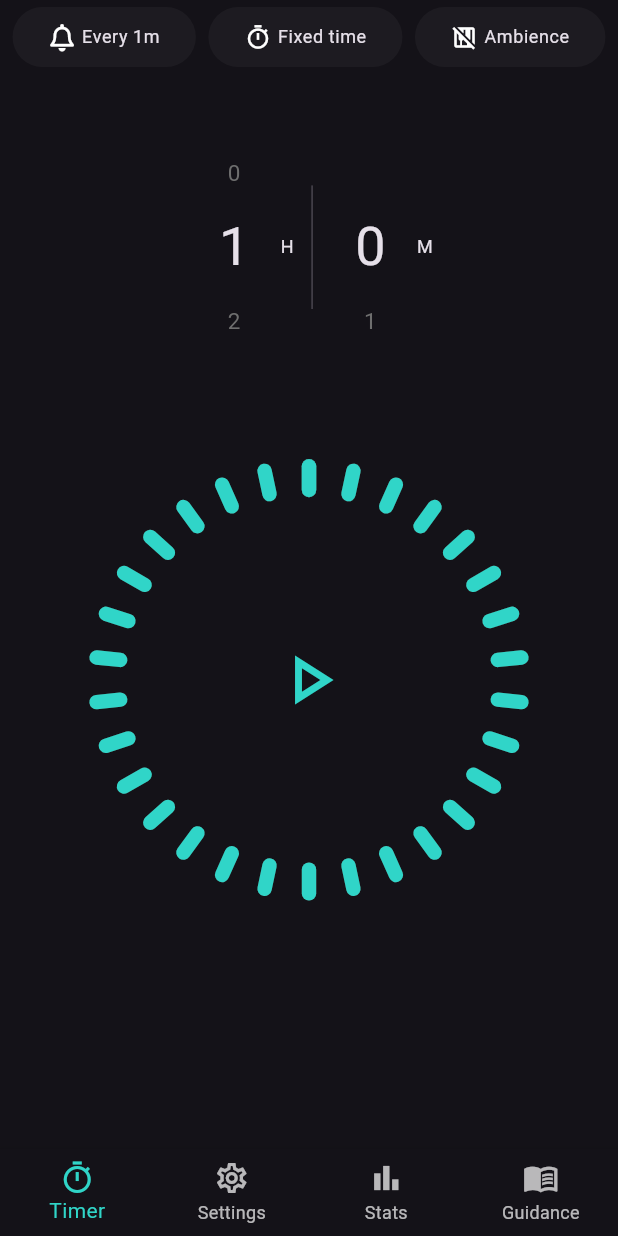
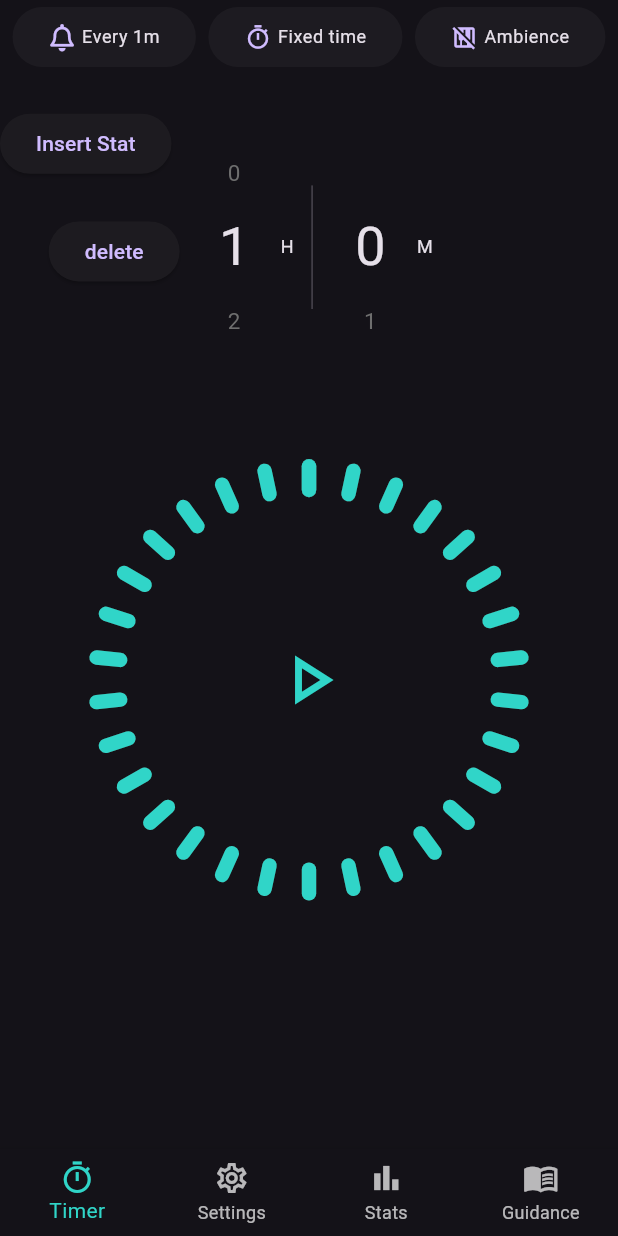
Before and after one commit to Kerandon/chime, a Flutter app: the screen it shows after launch, on a phone screen of 412 x 824 dp. Run offline on Flutter 3.47's test engine with Material 2 defaults, Android fonts, the light colour scheme and no system bars; drawn by our look-alikes of flutter_animate, numberpicker; our stand-ins replace equatable, firebase_core, fl_chart, flutter_native_splash, font_awesome_flutter, hooks_riverpod and 3 more; accounts and stored records are empty.

Commit message:
stats line fix

```diff
--- a/lib/configs/themes/custom_app_theme.dart
+++ b/lib/configs/themes/custom_app_theme.dart
@@ -12,7 +12,7 @@ class CustomAppTheme {
       secondaryHeaderColor: AppColors.grey,
       outlinedButtonTheme: OutlinedButtonThemeData(
         style: OutlinedButton.styleFrom(
-          foregroundColor: Colors.white,
+          // foregroundColor: Colors.white,
           side: const BorderSide(
             color: Colors.white
           )
--- a/lib/enums/prefs.dart
+++ b/lib/enums/prefs.dart
@@ -9,12 +9,15 @@ enum Prefs {
 
   colorTheme,
   countdownIsOn,
-  themeBrightness,
+
 
   hideClock,
+
+  isOpenSession,
 
   timeCountdown,
   timeTotal,
   timeUnlimited,
+  themeBrightness,
 
 }
--- a/lib/main.dart
+++ b/lib/main.dart
@@ -73,6 +73,7 @@ class _ChimeAppState extends ConsumerState<ChimeApp> {
           WidgetsBinding.instance.addPostFrameCallback(
             (timeStamp) {
               if (!_prefsUpdated) {
+                notifier.setOpenSession(prefsModel.isOpenSession);
                 notifier.setTotalTimeAfterRestart(prefsModel.totalTime);
                 notifier.setTotalCountdownTime(prefsModel.totalCountdown);
                 notifier.setCountdownIsOn(prefsModel.countdownIsOn);
--- a/lib/models/prefs_model.dart
+++ b/lib/models/prefs_model.dart
@@ -4,6 +4,7 @@ import '../enums/app_color_themes.dart';
 import '../enums/prefs.dart';
 
 class PrefsModel {
+  final bool isOpenSession;
 
   final int totalTime;
   final int totalCountdown;
@@ -23,6 +24,7 @@ class PrefsModel {
   final bool brightness;
 
   PrefsModel({
+    required this.isOpenSession,
     required this.totalTime,
     required this.totalCountdown,
     required this.countdownIsOn,
@@ -38,6 +40,7 @@ class PrefsModel {
   });
 
   factory PrefsModel.fromListMap(List<Map<String, dynamic>> listMap) {
+    bool isOpenSession = false;
     int totalTime = 60;
     int timeCountdown = 5;
     bool countdownIsOn = true;
@@ -54,6 +57,15 @@ class PrefsModel {
     for (int i = 0; i < listMap.length; i++) {
       String prefKey = listMap[i].entries.elementAt(0).value;
 
+      if (prefKey == Prefs.isOpenSession.name) {
+        final value = listMap[i].entries.elementAt(1).value;
+        if (value == 0) {
+          isOpenSession = false;
+        } else {
+          isOpenSession = true;
+        }
+      }
+
       if (prefKey == Prefs.timeTotal.name) {
         totalTime = listMap[i].entries.elementAt(1).value;
       }
@@ -62,14 +74,13 @@ class PrefsModel {
         timeCountdown = listMap[i].entries.elementAt(1).value;
       }
 
-      if(prefKey == Prefs.countdownIsOn.name){
+      if (prefKey == Prefs.countdownIsOn.name) {
         final value = listMap[i].entries.elementAt(1).value;
-        if(value == 0){
+        if (value == 0) {
           countdownIsOn = false;
-        }else{
+        } else {
           countdownIsOn = true;
         }
-
       }
 
       if (prefKey == Prefs.ambienceSelected.name) {
@@ -110,12 +121,13 @@ class PrefsModel {
             orElse: () => AppColorTheme.turquoise);
       }
 
-      if(prefKey == Prefs.themeBrightness.name){
+      if (prefKey == Prefs.themeBrightness.name) {
         brightness = listMap[i].entries.elementAt(1).value;
       }
     }
 
     return PrefsModel(
+        isOpenSession: isOpenSession,
         totalTime: totalTime,
         totalCountdown: timeCountdown,
         countdownIsOn: countdownIsOn,
@@ -127,7 +139,6 @@ class PrefsModel {
         ambienceVolume: ambienceVolume,
         hideClock: hideClock,
         colorTheme: colorTheme,
-      brightness: brightness
-    );
+        brightness: brightness);
   }
 }
--- a/lib/pages/home.dart
+++ b/lib/pages/home.dart
@@ -9,6 +9,7 @@ import '../animation/slide_animation.dart';
 import '../enums/session_state.dart';
 import '../enums/slide_direction.dart';
 import '../state/app_state.dart';
+import '../state/database_manager.dart';
 
 class Home extends ConsumerStatefulWidget {
   const Home({
@@ -41,26 +42,26 @@ class _HomePageContentsState extends ConsumerState<Home> {
               body: Stack(
                 children: [
                   _pageOptions.elementAt(state.currentPage),
-                  // Align(
-                  //   alignment: const Alignment(-1, -0.80),
-                  //   child: ElevatedButton(
-                  //       onPressed: () async {
-                  //         await DatabaseManager().insertIntoStats(
-                  //             dateTime: DateTime.now()
-                  //                 .copyWith(year: 2021, month: 04, day: 10),
-                  //             minutes: 300);
-                  //       },
-                  //       child: const Text('Insert Stat')),
-                  // ),
-                  // Align(
-                  //   alignment: const Alignment(-0.80, -0.60),
-                  //   child: ElevatedButton(
-                  //     onPressed: () {
-                  //       DatabaseManager().removeAllPrefsAndStats();
-                  //     },
-                  //     child: const Text('delete'),
-                  //   ),
-                  // )
+                  Align(
+                    alignment: const Alignment(-1, -0.80),
+                    child: ElevatedButton(
+                        onPressed: () async {
+                          await DatabaseManager().insertIntoStats(
+                              dateTime: DateTime.now()
+                                  .copyWith(year: 2022, month: 06, day: 11),
+                              minutes: 180);
+                        },
+                        child: const Text('Insert Stat')),
+                  ),
+                  Align(
+                    alignment: const Alignment(-0.80, -0.60),
+                    child: ElevatedButton(
+                      onPressed: () {
+                        DatabaseManager().removeAllPrefsAndStats();
+                      },
+                      child: const Text('delete'),
+                    ),
+                  )
                 ],
               ),
               // floatingActionButtonLocation:
--- a/lib/pages/stats/custom_line/animated_line_chart.dart
+++ b/lib/pages/stats/custom_line/animated_line_chart.dart
@@ -116,7 +116,7 @@ class _AnimatedLineChartState extends ConsumerState<AnimatedLineChart>
                                     .textTheme
                                     .bodySmall!
                                     .copyWith(
-                                        color: Theme.of(context).primaryColor,
+
                                         fontWeight: FontWeight.w500,
                                         fontSize: kChartLabelsFontSize)),
                             child: Container(),
@@ -140,6 +140,7 @@ class _AnimatedLineChartState extends ConsumerState<AnimatedLineChart>
     /// NEED TO CREATE 2 POINTS IF THERE IS JUST ONE ENTRY
     if (seriesData.length == 1) {
       const posX = 1 / kNoOfXLabelsOnLineChart;
+      print('max range is $maxRangeY');
       final posY = seriesData.first.dataY / maxRangeY;
       data.addAll([
         SeriesPoint(0, posY),
--- a/lib/pages/stats/custom_line/text_on_line_end.dart
+++ b/lib/pages/stats/custom_line/text_on_line_end.dart
@@ -27,8 +27,8 @@ class TextOnLinePainter extends CustomPainter {
       canvas: canvas,
       offset: Offset(
           ((seriesData.last.dataX * adjustedWidth) + widthIndent) -
-              (adjustedWidth * 0.05),
-          height - (seriesData.last.dataY * height) - (height * 0.05)),
+              (adjustedWidth * 0.03),
+          height - (seriesData.last.dataY * height) - (height * 0.10)),
       minWidth: size.width * 0.25,
       maxWidth: size.width * 0.25,
       textAlign: TextAlign.left,
--- a/lib/pages/stats/linear_chart/legend_key.dart
+++ b/lib/pages/stats/linear_chart/legend_key.dart
@@ -29,13 +29,12 @@ class LegendKey extends StatelessWidget {
         child: Row(
           children: [
             Container(
-              width: size.width * 0.02,
-              height: size.width * 0.02,
+              width: size.width * 0.05,
+              height: size.width * 0.05,
               decoration: BoxDecoration(shape: BoxShape.circle, color: color),
             ),
             Text(txt,
 
-              style: Theme.of(context).textTheme.bodySmall,
             )
           ],
         ),
--- a/lib/pages/stats/linear_chart/time_stats.dart
+++ b/lib/pages/stats/linear_chart/time_stats.dart
@@ -110,9 +110,9 @@ class _TimeStatsState extends ConsumerState<TimeStats> {
             children: [
               _animate
                   ? Text(
-                      'Your preferred times to meditate',
+                      'Your usual meditation time',
+                      style: Theme.of(context).textTheme.displaySmall,
                       textAlign: TextAlign.center,
-                      style: Theme.of(context).textTheme.bodyLarge,
                     ).animate().fadeIn()
                   : const SizedBox.shrink(),
               _animate
--- a/lib/pages/timer/clocks/app_timer_main.dart
+++ b/lib/pages/timer/clocks/app_timer_main.dart
@@ -7,6 +7,7 @@ import 'package:hooks_riverpod/hooks_riverpod.dart';
 import 'package:quiver/async.dart';
 import '../../../configs/constants.dart';
 import '../../../state/app_state.dart';
+import '../../../state/database_manager.dart';
 import '../../completion_page/completion_page.dart';
 
 class AppTimerMain extends ConsumerStatefulWidget {
@@ -34,6 +35,10 @@ class _CustomNumberFieldState extends ConsumerState<AppTimerMain> {
         _timerIsSet = false;
         _endSessionNotified = false;
         _timer?.cancel();
+        WidgetsBinding.instance.addPostFrameCallback((timeStamp) {
+          notifier.resetSession();
+        });
+
 
         break;
       case SessionState.countdown:
@@ -61,7 +66,10 @@ class _CustomNumberFieldState extends ConsumerState<AppTimerMain> {
             if (state.pausedMilliseconds != 0) {
               time = state.pausedMilliseconds;
             }
-            var t = (time * 60000) + kAdditionalStartTime;
+            var t = (
+               time * 60000
+                //1000
+            ) + kAdditionalStartTime;
             if (state.pausedMilliseconds != 0) {
               t = state.pausedMilliseconds;
             }
@@ -71,13 +79,13 @@ class _CustomNumberFieldState extends ConsumerState<AppTimerMain> {
               ..listen((event) {
                 notifier
                     .setMillisecondsRemaining(event.remaining.inMilliseconds);
-
                 if (event.remaining.inSeconds == 0) {
                   if (!_endSessionNotified) {
+                    DatabaseManager().insertIntoStats(dateTime: DateTime.now(), minutes: state.totalTimeMinutes);
                     WidgetsBinding.instance.addPostFrameCallback((timeStamp) {
                       showDialog(
                           context: context,
-                          builder: (context) => CompletionPage())
+                          builder: (context) => const CompletionPage())
                           .then((value) async {
                         WidgetsBinding.instance
                             .addPostFrameCallback((timeStamp) {
@@ -95,13 +103,12 @@ class _CustomNumberFieldState extends ConsumerState<AppTimerMain> {
             _timerIsSet = true;
           }
           else {
-            print('HERE');
 
             /// AFTER 23 HOURS, 59 MINUTES AND 59 SECONDS (MAX)
 
 
             _timer = CountdownTimer(
-                Duration(seconds: 86399000), const Duration(milliseconds: 1))
+                const Duration(seconds: 86399000), const Duration(milliseconds: 1))
               ..listen((event) {
                 notifier.setMillisecondsElapsed((event.elapsed.inMilliseconds + state.pausedMilliseconds));
               });
@@ -117,6 +124,7 @@ class _CustomNumberFieldState extends ConsumerState<AppTimerMain> {
         });
         break;
       case SessionState.ended:
+
         _timer?.cancel();
         break;
     }
--- a/lib/state/app_state.dart
+++ b/lib/state/app_state.dart
@@ -12,7 +12,7 @@ import '../utils/vibration_method.dart';
 class AppState {
   //APP STATE
   final SessionState sessionState;
-  final bool sessionHasStarted;
+  //final bool sessionHasStarted;
 
   //final bool sessionStopped;
   final int currentPage;
@@ -63,7 +63,7 @@ class AppState {
 
   AppState({
     required this.sessionState,
-    required this.sessionHasStarted,
+    //required this.sessionHasStarted,
     //required this.sessionStopped,
     required this.currentPage,
     required this.totalTimeMinutes,
@@ -96,7 +96,7 @@ class AppState {
 
   AppState copyWith({
     SessionState? sessionState,
-    bool? sessionHasStarted,
+    //bool? sessionHasStarted,
     FocusState? focusState,
     int? currentPage,
     //bool? sessionStopped,
@@ -129,7 +129,7 @@ class AppState {
   }) {
     return AppState(
         sessionState: sessionState ?? this.sessionState,
-        sessionHasStarted: sessionHasStarted ?? this.sessionHasStarted,
+        //sessionHasStarted: sessionHasStarted ?? this.sessionHasStarted,
         //sessionStopped: sessionStopped ?? this.sessionStopped,
         currentPage: currentPage ?? this.currentPage,
         totalTimeMinutes: totalTimeMinutes ?? this.totalTimeMinutes,
@@ -215,16 +215,25 @@ class AppNotifier extends StateNotifier<AppState> {
     }
   }
 
-  void setSessionHasStarted(bool started) {
-    state = state.copyWith(sessionHasStarted: started);
-  }
 
   void resetSession() {
     state = state.copyWith(
+      initialTimeIsSet: false,
       pausedMilliseconds: 0,
       currentCountdownTime: 0,
       millisecondsRemaining: 0,
+      millisecondsElapsed: 0,
+
     );
+    // final int totalTimeMinutes;
+    // final bool initialTimeIsSet;
+    // final int millisecondsRemaining;
+    // final int millisecondsElapsed;
+    // final int pausedMilliseconds;
+    // final bool countdownIsOn;
+    // final int totalCountdownTime;
+    // final int currentCountdownTime;
+    // final bool openSession;
   }
 
   void setPage(int index) {
@@ -266,8 +275,8 @@ class AppNotifier extends StateNotifier<AppState> {
     state = state.copyWith(currentCountdownTime: time);
   }
 
-  void setOpenSession() {
-    state = state.copyWith(openSession: !state.openSession);
+  void setOpenSession(bool open) {
+    state = state.copyWith(openSession: open);
   }
 
   void setBellIntervalTime(int time) async {
@@ -359,7 +368,7 @@ class AppNotifier extends StateNotifier<AppState> {
 final stateProvider = StateNotifierProvider<AppNotifier, AppState>((ref) {
   return AppNotifier(AppState(
     sessionState: SessionState.notStarted,
-    sessionHasStarted: false,
+    //sessionHasStarted: false,
     //sessionStopped: false,
     colorTheme: AppColorTheme.turquoise,
     currentPage: 0,
```
Also changed, not shown: lib/pages/stats/custom_line/animated_line_chart_main.dart (+14 -3 lines), lib/pages/stats/custom_line/custom_line_painter.dart (+36 -26 lines), lib/pages/stats/meditation_history/meditation_history_page.dart (+12 -5 lines), lib/pages/stats/meditation_history/meditiation_event_tile.dart (+14 -27 lines), lib/pages/stats/meditation_history/select_history.dart (+5 -6 lines), lib/pages/stats/stats_page.dart (+8 -5 lines), lib/pages/timer/stop_button.dart (+21 -3 lines), lib/pages/timer/timer_page_layout.dart (+5 -2 lines). Lines whose indentation alone changed are shown as unchanged.
